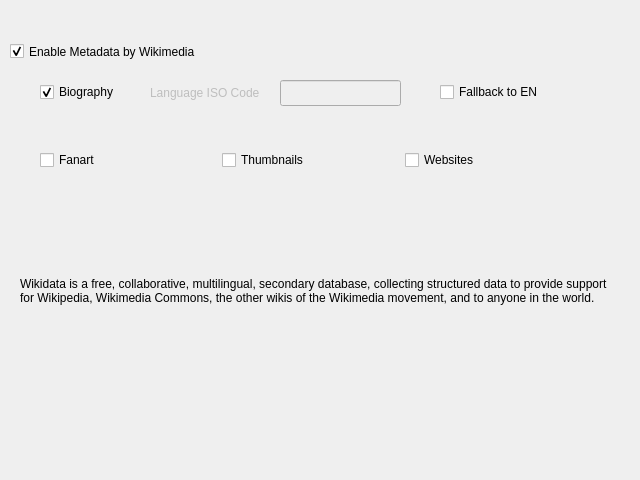
whatsnowplaying/whats-now-playing, file nowplaying/resources/artistextras_wikimedia_ui.ui: the form before one commit.
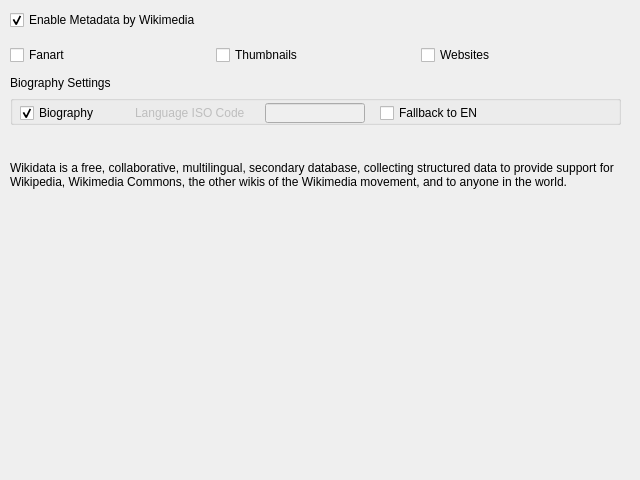
The form after the commit.

```diff
--- a/nowplaying/resources/artistextras_wikimedia_ui.ui
+++ b/nowplaying/resources/artistextras_wikimedia_ui.ui
@@ -17,9 +17,9 @@
    <property name="geometry">
     <rect>
      <x>10</x>
-     <y>40</y>
+     <y>10</y>
      <width>361</width>
-     <height>23</height>
+     <height>20</height>
     </rect>
    </property>
    <property name="text">
@@ -32,10 +32,10 @@
   <widget class="QLabel" name="wikimedia_desclabel">
    <property name="geometry">
     <rect>
-     <x>20</x>
-     <y>240</y>
-     <width>591</width>
-     <height>101</height>
+     <x>10</x>
+     <y>135</y>
+     <width>611</width>
+     <height>80</height>
     </rect>
    </property>
    <property name="text">
@@ -48,10 +48,10 @@
   <widget class="QWidget" name="horizontalLayoutWidget">
    <property name="geometry">
     <rect>
-     <x>40</x>
-     <y>120</y>
-     <width>541</width>
-     <height>80</height>
+     <x>10</x>
+     <y>40</y>
+     <width>611</width>
+     <height>30</height>
     </rect>
    </property>
    <layout class="QHBoxLayout" name="checkbox_layout">
@@ -84,72 +84,98 @@
     </item>
    </layout>
   </widget>
-  <widget class="QLabel" name="bio_iso_label">
-   <property name="enabled">
-    <bool>false</bool>
-   </property>
+  <widget class="QLabel" name="bio_settings_label">
    <property name="geometry">
     <rect>
-     <x>150</x>
-     <y>80</y>
-     <width>121</width>
-     <height>26</height>
+     <x>10</x>
+     <y>75</y>
+     <width>150</width>
+     <height>16</height>
     </rect>
    </property>
    <property name="text">
-    <string>Language ISO Code</string>
+    <string>Biography Settings</string>
    </property>
   </widget>
-  <widget class="QCheckBox" name="bio_iso_en_checkbox">
-   <property name="enabled">
-    <bool>true</bool>
-   </property>
+  <widget class="QGroupBox" name="bio_groupbox">
    <property name="geometry">
     <rect>
-     <x>440</x>
-     <y>80</y>
-     <width>111</width>
-     <height>24</height>
+     <x>10</x>
+     <y>95</y>
+     <width>611</width>
+     <height>30</height>
     </rect>
    </property>
-   <property name="text">
-    <string>Fallback to EN</string>
+   <property name="title">
+    <string></string>
    </property>
-   <property name="checked">
-    <bool>false</bool>
-   </property>
-  </widget>
-  <widget class="QCheckBox" name="bio_checkbox">
-   <property name="enabled">
-    <bool>true</bool>
-   </property>
-   <property name="geometry">
-    <rect>
-     <x>40</x>
-     <y>80</y>
-     <width>88</width>
-     <height>24</height>
-    </rect>
-   </property>
-   <property name="text">
-    <string>Biography</string>
-   </property>
-   <property name="checked">
-    <bool>true</bool>
-   </property>
-  </widget>
-  <widget class="QLineEdit" name="bio_iso_lineedit">
-   <property name="enabled">
-    <bool>false</bool>
-   </property>
-   <property name="geometry">
-    <rect>
-     <x>280</x>
-     <y>80</y>
-     <width>121</width>
-     <height>26</height>
-    </rect>
-   </property>
+   <widget class="QCheckBox" name="bio_checkbox">
+    <property name="enabled">
+     <bool>true</bool>
+    </property>
+    <property name="geometry">
+     <rect>
+      <x>10</x>
+      <y>8</y>
+      <width>100</width>
+      <height>20</height>
+     </rect>
+    </property>
+    <property name="text">
+     <string>Biography</string>
+    </property>
+    <property name="checked">
+     <bool>true</bool>
+    </property>
+   </widget>
+   <widget class="QLabel" name="bio_iso_label">
+    <property name="enabled">
+     <bool>false</bool>
+    </property>
+    <property name="geometry">
+     <rect>
+      <x>125</x>
+      <y>8</y>
+      <width>121</width>
+      <height>20</height>
+     </rect>
+    </property>
+    <property name="text">
+     <string>Language ISO Code</string>
+    </property>
+   </widget>
+   <widget class="QLineEdit" name="bio_iso_lineedit">
+    <property name="enabled">
+     <bool>false</bool>
+    </property>
+    <property name="geometry">
+     <rect>
+      <x>255</x>
+      <y>8</y>
+      <width>100</width>
+      <height>20</height>
+     </rect>
+    </property>
+   </widget>
+   <widget class="QCheckBox" name="bio_iso_en_checkbox">
+    <property name="enabled">
+     <bool>true</bool>
+    </property>
+    <property name="geometry">
+     <rect>
+      <x>370</x>
+      <y>8</y>
+      <width>111</width>
+      <height>20</height>
+     </rect>
+    </property>
+    <property name="text">
+     <string>Fallback to EN</string>
+    </property>
+    <property name="checked">
+     <bool>false</bool>
+    </property>
+   </widget>
   </widget>
  </widget>
  <resources/>
```
Left out of the diff: 16 changed lines with no effect on the pictures.
